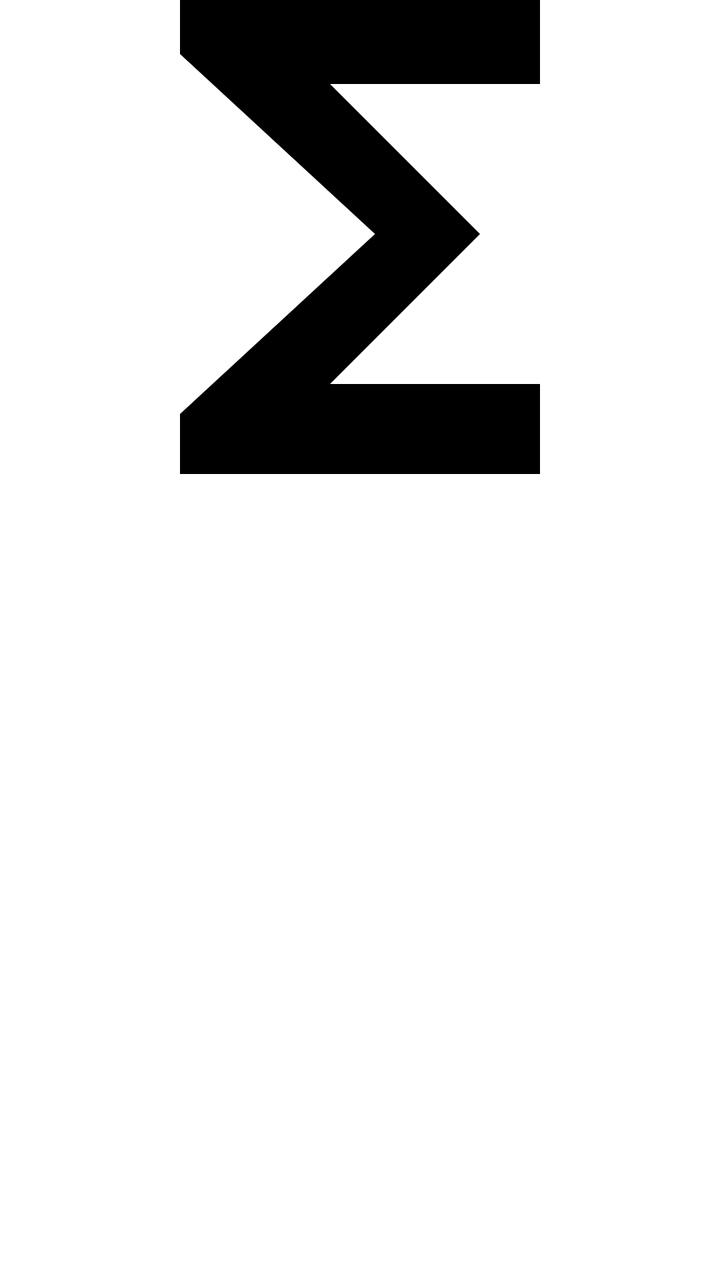
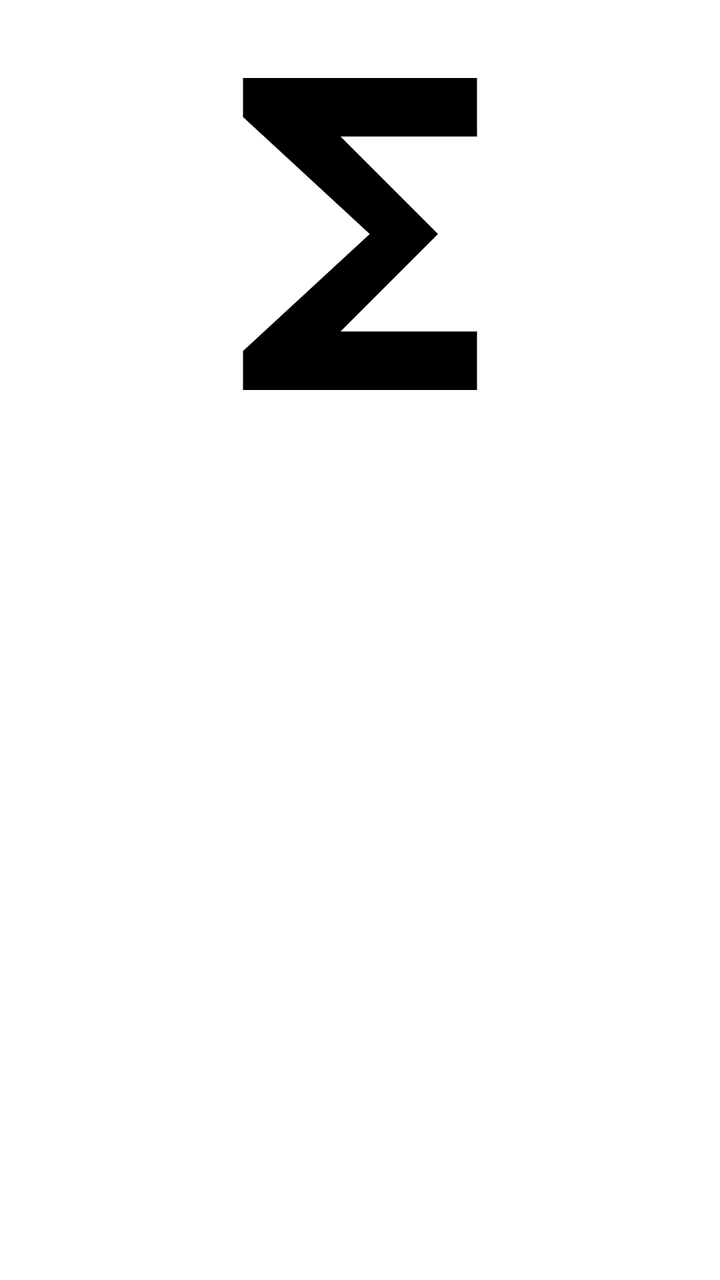

Two renders of the same Android screen: before a commit and after it. Below are the layout's source before the change and the commit's diff.
<!-- AndroidManifest.xml: another module's application theme Theme.ECatalogs -->
<!-- res/layout/search_entry.xml -->
<?xml version="1.0" encoding="utf-8"?>
<LinearLayout xmlns:android="http://schemas.android.com/apk/res/android"
    xmlns:app="http://schemas.android.com/apk/res-auto"
    android:id="@+id/search_llayout"
    android:layout_width="match_parent"
    android:layout_height="wrap_content"
    android:layout_margin="@dimen/eight_dimen"
    android:orientation="vertical">

    
    <ImageView
        android:id="@+id/image"
        android:layout_width="match_parent"
        android:layout_height="@dimen/image_height"
        android:contentDescription="@string/content_description_media"
        android:paddingBottom="16dp"
        android:scaleType="centerCrop"
        app:srcCompat="@drawable/ic_image" />

    
    <TextView
        android:id="@+id/title"
        android:layout_width="match_parent"
        android:layout_height="wrap_content"
        android:textAppearance="?attr/textAppearanceHeadline5"
        android:textSize="24sp" />

    <TextView
        android:id="@+id/description"
        android:layout_width="match_parent"
        android:layout_height="wrap_content"
        android:layout_marginTop="8dp"
        android:textAppearance="?attr/textAppearanceBody1" />

</LinearLayout>
<!-- resources referenced by this layout -->
<resources>
  <dimen name="eight_dimen">8dp</dimen>
  <dimen name="image_height">250dp</dimen>
  <string name="content_description_media">content_description_media</string>
  <color name="blue_grey_600">#546e7a</color>
  <color name="blue_grey_100">#819ca9</color>
  <color name="black">#000000</color>
  <color name="white">#fafafa</color>
  <color name="blue_grey_700">#29434e</color>
  <style name="ShapeAppearance.ECatalog.SmallComponent" parent="ShapeAppearance.MaterialComponents.SmallComponent">
          <item name="cornerFamily">rounded</item>
          <item name="cornerSize">@dimen/reply_small_component_corner_radius</item>
      </style>
  <style name="ShapeAppearance.ECatalog.MediumComponent" parent="ShapeAppearance.MaterialComponents.MediumComponent">
          <item name="cornerFamily">rounded</item>
          <item name="cornerSize">@dimen/reply_medium_component_corner_radius</item>
      </style>
  <style name="ShapeAppearance.ECatalog.LargeComponent" parent="ShapeAppearance.MaterialComponents.LargeComponent">
          <item name="cornerFamily">rounded</item>
          <item name="cornerSize">@dimen/reply_large_component_corner_radius</item>
      </style>
  <style name="TextAppearance.MdcTypographyStyles.Headline6" parent="TextAppearance.MaterialComponents.Headline6">
          <item name="fontFamily">@font/nunito_sans_bold</item>
          <item name="android:fontFamily">@font/nunito_sans_bold</item>
          <item name="android:textSize">22sp</item>
      </style>
  <style name="TextAppearance.MdcTypographyStyles.Headline5" parent="TextAppearance.MaterialComponents.Headline5">
          <item name="fontFamily">@font/nunito_sans_bold</item>
          <item name="android:fontFamily">@font/nunito_sans_bold</item>
          <item name="android:textSize">26sp</item>
      </style>
  <style name="TextAppearance.MdcTypographyStyles.Body1" parent="TextAppearance.MaterialComponents.Body1">
          <item name="fontFamily">@font/nunito_sans_regular</item>
          <item name="android:fontFamily">@font/nunito_sans_regular</item>
          <item name="android:textSize">17sp</item>
      </style>
  <style name="TextAppearance.MdcTypographyStyles.Body2" parent="TextAppearance.MaterialComponents.Body2">
          <item name="fontFamily">@font/nunito_sans_regular</item>
          <item name="android:fontFamily">@font/nunito_sans_regular</item>
          <item name="android:textSize">15sp</item>
      </style>
  <style name="TextAppearance.MdcTypographyStyles.Button" parent="TextAppearance.MaterialComponents.Button">
          <item name="fontFamily">@font/nunito_sans_light</item>
          <item name="android:fontFamily">@font/nunito_sans_light</item>
          <item name="android:textSize">15sp</item>
      </style>
  <style name="TextAppearance.MdcTypographyStyles.Caption" parent="TextAppearance.MaterialComponents.Caption">
          <item name="fontFamily">@font/nunito_sans_light</item>
          <item name="android:fontFamily">@font/nunito_sans_light</item>
          <item name="android:textSize">13sp</item>
      </style>
  <style name="TextAppearance.MdcTypographyStyles.Overline" parent="TextAppearance.MaterialComponents.Overline">
          <item name="fontFamily">@font/nunito_sans_light</item>
          <item name="android:fontFamily">@font/nunito_sans_light</item>
          <item name="android:textSize">11sp</item>
      </style>
  <dimen name="reply_small_component_corner_radius">8dp</dimen>
  <dimen name="reply_medium_component_corner_radius">12dp</dimen>
  <dimen name="reply_large_component_corner_radius">24dp</dimen>
  <!-- unchanged entries left out for length: 3 -->
</resources>

<!-- the commit's change to res/layout/search_entry.xml (unified diff, before → after) -->
@@ -12,9 +12,12 @@
         android:id="@+id/image"
         android:layout_width="match_parent"
         android:layout_height="@dimen/image_height"
+        android:adjustViewBounds="true"
         android:contentDescription="@string/content_description_media"
+        android:maxWidth="@dimen/max_image_width"
+        android:minWidth="@dimen/min_image_width"
         android:paddingBottom="16dp"
-        android:scaleType="centerCrop"
+        android:scaleType="fitCenter"
         app:srcCompat="@drawable/ic_image" />
 
     
<!-- resource entries referenced after the edit -->
@@ -2,6 +2,8 @@
 <resources>
   <dimen name="eight_dimen">8dp</dimen>
   <dimen name="image_height">250dp</dimen>
+  <dimen name="max_image_width">400dp</dimen>
+  <dimen name="min_image_width">200dp</dimen>
   <string name="content_description_media">content_description_media</string>
   <color name="blue_grey_600">#546e7a</color>
   <color name="blue_grey_100">#819ca9</color>
